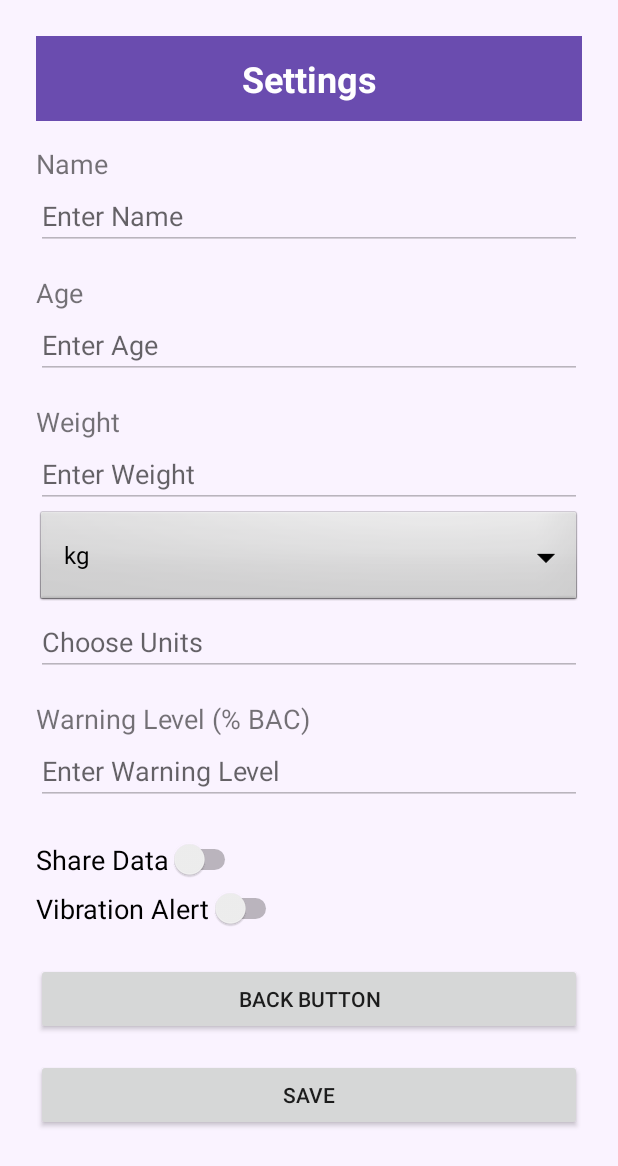
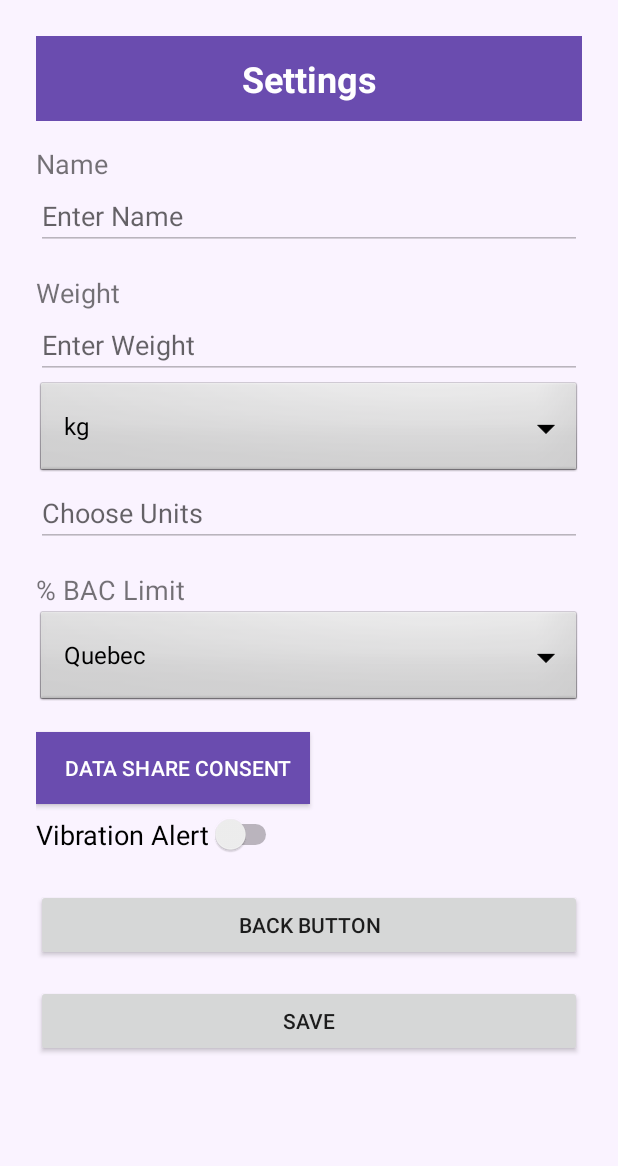
Before and after one commit to Chandler9803/COEN-ELEC-390, an Android app: the SettingsActivity screen opened directly, with no data from a screen before it, on a phone screen of 412 x 824 dp. Shown: the top 1166 px of the screen. Run offline under Robolectric (Android 15) with nearby library versions, the phone set to English and light mode, and no system bars.

Commit message:
consent dialog fragment

```diff
--- a/BlunoBasicDemo/app/src/main/java/com/dfrobot/angelo/blunobasicdemo/MainActivity.java
+++ b/BlunoBasicDemo/app/src/main/java/com/dfrobot/angelo/blunobasicdemo/MainActivity.java
@@ -16,7 +16,7 @@ import android.widget.TextView;
 import android.widget.Toast;
 import android.os.Handler;
 import android.os.Looper;
-
+import android.widget.CheckBox;
 import java.util.List;
 //import java.util.logging.Handler;
 
--- a/BlunoBasicDemo/app/src/main/java/com/dfrobot/angelo/blunobasicdemo/SettingsActivity.java
+++ b/BlunoBasicDemo/app/src/main/java/com/dfrobot/angelo/blunobasicdemo/SettingsActivity.java
@@ -24,7 +24,7 @@ public class SettingsActivity extends AppCompatActivity {
     //private boolean isEditMode = false;
     //protected EditText editText1, editText2, editText3, editText4, editText5;
     //  protected Button saveBtn, pairBtn;
-    protected Button backBtn;
+    protected Button backBtn,sharedataButton;
     // protected ImageButton editFieldBtn;
 
     //protected Switch alertSwitch, shareSwitch;
@@ -63,8 +63,13 @@ public class SettingsActivity extends AppCompatActivity {
 
 
         //   setEditMode(false);
-
-
+        //datashare dialog fragment
+        Button sharadataButton = findViewById(R.id.sharedataButton);
+        sharadataButton.setOnClickListener(v -> {
+            datashare_consent dialog = datashare_consent.newInstance();
+            dialog.show(getSupportFragmentManager(), "ConsentDialog");
+        });
+        //back button function
         backBtn = findViewById(R.id.backBtn);
 
         backBtn.setOnClickListener(v -> {
@@ -72,14 +77,23 @@ public class SettingsActivity extends AppCompatActivity {
             Intent intent = new Intent(SettingsActivity.this, homePage.class);
             startActivity(intent);
         });
-        //dropdown menu
-        Spinner dropdown = findViewById(R.id.weightUnits);
+        //weight units weightDropdown menu
+        Spinner weightDropdown = findViewById(R.id.weightUnits);
         //user can choose between kg and lbs
         String[] items = new String[]{"kg", "lbs"};
 
         ArrayAdapter<String> adapter = new ArrayAdapter<>(this, android.R.layout.simple_spinner_dropdown_item, items);
 
-        dropdown.setAdapter(adapter);
+        weightDropdown.setAdapter(adapter);
+        //weight units weightDropdown menu
+        Spinner BACdropdown = findViewById(R.id.BACLimit);
+        //user can choose between kg and lbs
+        String[] itemsBAC = new String[]{"Quebec", "British Columbia","Ontario","Alberta","Nova Scotia","Saskatchewan","Yukon"
+        ,"New Brunswick","Manitoba","Newfoundland","Prince Edward Island"};
+
+        ArrayAdapter<String> adapterBAC = new ArrayAdapter<>(this, android.R.layout.simple_spinner_dropdown_item, itemsBAC);
+
+        BACdropdown.setAdapter(adapterBAC);
     }
 }
 
--- /dev/null
+++ b/BlunoBasicDemo/app/src/main/res/drawable/ic_share.xml
@@ -0,0 +1,4 @@
+<?xml version="1.0" encoding="utf-8"?>
+<selector xmlns:android="http://schemas.android.com/apk/res/android">
+
+</selector>
--- a/BlunoBasicDemo/app/src/main/res/layout/activity_settings.xml
+++ b/BlunoBasicDemo/app/src/main/res/layout/activity_settings.xml
@@ -32,21 +32,6 @@
         android:layout_width="match_parent"
         android:layout_height="wrap_content"
         android:hint="Enter Name"
-        android:enabled="false"/>
-
-    <!-- Age -->
-    <TextView
-        android:layout_width="match_parent"
-        android:layout_height="wrap_content"
-        android:text="Age"
-        android:textSize="18sp"
-        android:paddingTop="16dp"/>
-    <EditText
-        android:id="@+id/ageText"
-        android:layout_width="match_parent"
-        android:layout_height="wrap_content"
-        android:hint="Enter Age"
-        android:inputType="number"
         android:enabled="false"/>
 
     <!-- Weight -->
@@ -86,25 +71,28 @@
         android:id="@+id/warningLevel1"
         android:layout_width="match_parent"
         android:layout_height="wrap_content"
-        android:text="Warning Level (% BAC)"
+        android:text="% BAC Limit "
         android:textSize="18sp"
         android:paddingTop="16dp"/>
-    <EditText
-        android:id="@+id/warningText"
+    <Spinner
+        android:id="@+id/BACLimit"
         android:layout_width="match_parent"
         android:layout_height="wrap_content"
-        android:hint="Enter Warning Level"
-        android:inputType="numberDecimal"
-        android:enabled="false"/>
+        android:background="@android:drawable/btn_dropdown"
+        android:spinnerMode="dropdown"/>
 
     <!-- Switches -->
-    <Switch
-        android:id="@+id/shareSwitch"
+    <Button
+        android:id="@+id/sharedataButton"
         android:layout_width="wrap_content"
         android:layout_height="wrap_content"
-        android:text="Share Data"
-        android:textSize="18sp"
-        android:paddingTop="24dp"/>
+        android:text="Data Share Consent"
+        android:drawableStart="@drawable/ic_share"
+        android:drawablePadding="8dp"
+        android:background="#6A4CAF"
+        android:textColor="#FFFFFF"
+        android:padding="12dp"
+        android:layout_marginTop="16dp" />
 
     <Switch
         android:id="@+id/alertSwitch"
```
Also changed, not shown: BlunoBasicDemo/app/src/main/java/com/dfrobot/angelo/blunobasicdemo/datashare_consent.java (added, +54 -0 lines), BlunoBasicDemo/app/src/main/res/layout/datashare_consent_dialogfragment.xml (added, +83 -0 lines).
